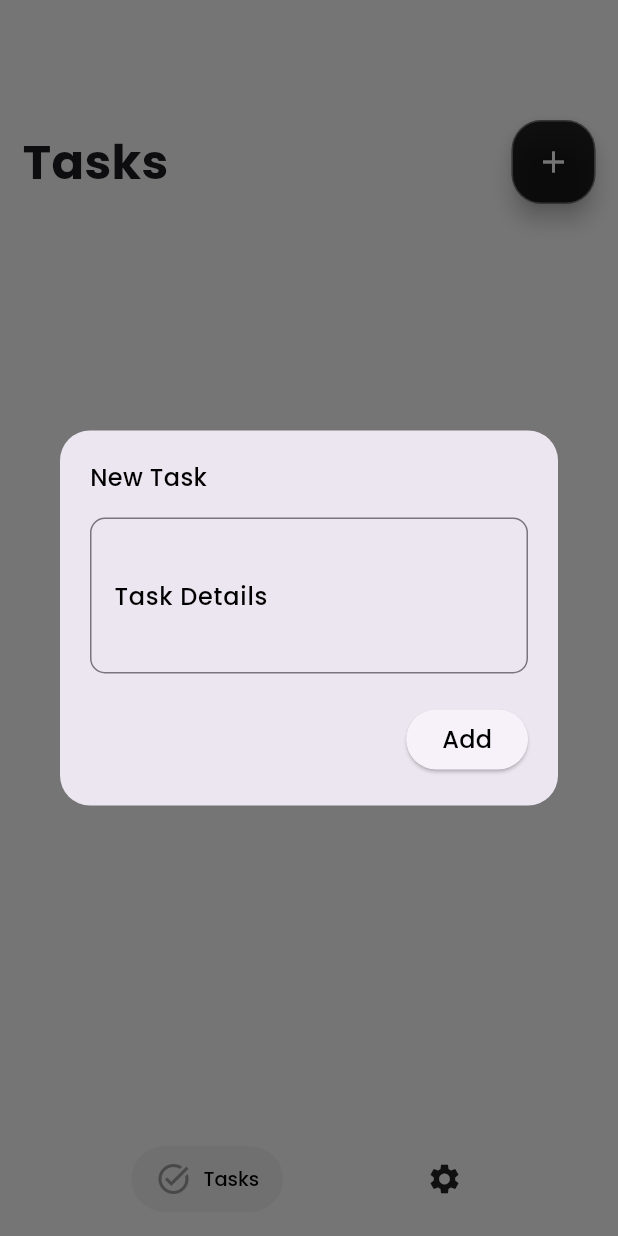
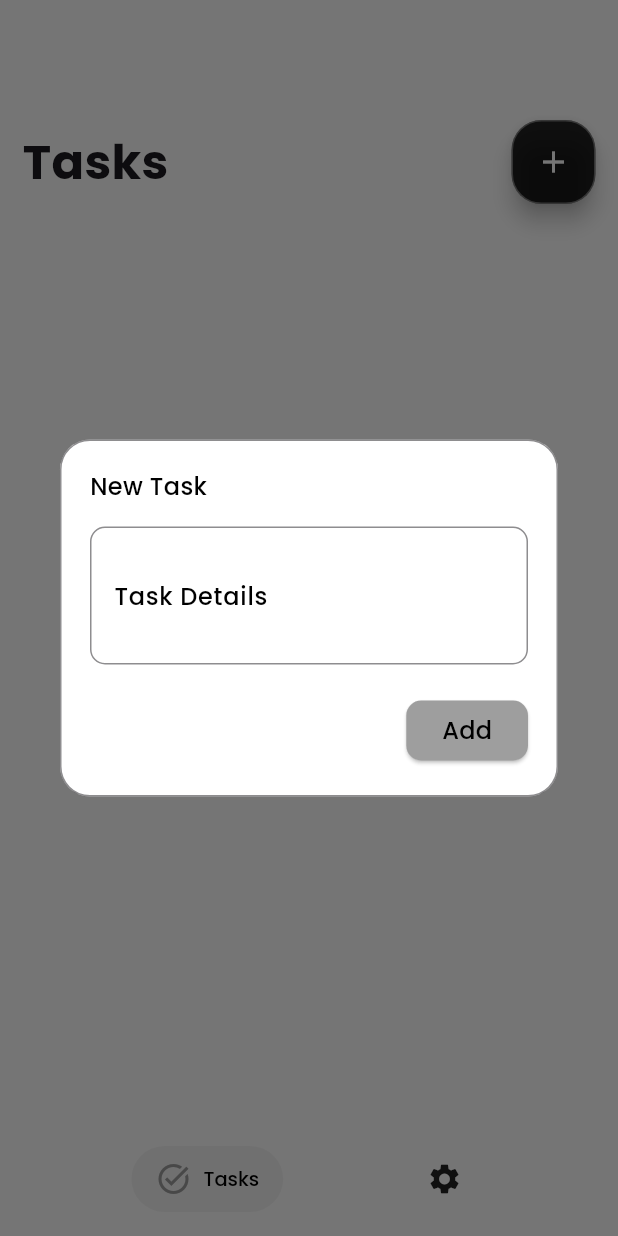
Before and after one commit to tahirdotdev-tdd/task_app, a Flutter app: the screen it shows after launch, after a tap on the "add" icon, on a phone screen of 412 x 824 dp. Run offline on Flutter 3.47's test engine with Material 3 defaults, Android fonts, the phone set to English and light mode, and no system bars; drawn by our look-alikes of salomon_bottom_bar; our stand-ins replace cloud_firestore, connectivity_plus, firebase_core, fluttertoast, google_fonts; accounts and stored records are empty.

Commit message:
Added internet permissions in my app for better user exp

```diff
--- a/lib/main.dart
+++ b/lib/main.dart
@@ -2,16 +2,22 @@ import 'package:firebase_core/firebase_core.dart';
 import 'package:flutter/material.dart';
 import 'package:provider/provider.dart';
 import 'package:task_app/providers/theme_provider.dart';
+import 'package:task_app/screens/home_page.dart';
 import 'package:task_app/screens/splash_screen.dart';
 import 'package:task_app/styles/themes.dart';
+import 'package:task_app/utils/internet_checker.dart';
 
 void main() async {
   WidgetsFlutterBinding.ensureInitialized();
   await Firebase.initializeApp();
-  runApp(ChangeNotifierProvider(
-    create: (context) => ThemeProvider(),
-    child: const MyApp(),
-  ));
+  runApp(
+    ChangeNotifierProvider(
+      create: (context) => ThemeProvider(),
+      child: const InternetChecker( // ⬅️ Wrap your app here
+        child: MyApp(),
+      ),
+    ),
+  );
 }
 
 class MyApp extends StatelessWidget {
@@ -24,7 +30,7 @@ class MyApp extends StatelessWidget {
       darkTheme: darkTheme,
       themeMode: themeProvider.themeMode,
       debugShowCheckedModeBanner: false,
-      home: const SplashScreen(),
+      home:  const SplashScreen(),
     );
   }
 }
--- a/lib/screens/home_page.dart
+++ b/lib/screens/home_page.dart
@@ -3,6 +3,8 @@ import 'package:salomon_bottom_bar/salomon_bottom_bar.dart';
 import 'package:task_app/screens/settings_page.dart';
 import 'package:task_app/screens/task_page.dart';
 import 'package:task_app/styles/text_styles.dart';
+import 'package:task_app/utils/internet_checker.dart';
+import 'package:connectivity_plus/connectivity_plus.dart';
 
 class HomePage extends StatefulWidget {
   const HomePage({super.key});
@@ -13,6 +15,7 @@ class HomePage extends StatefulWidget {
 
 class _HomePageState extends State<HomePage> {
   int _currentIndex = 0;
+  bool _dialogShown = false;
 
   final List<Widget> _pages = const [
     TaskPage(key: ValueKey('Tasks')),
@@ -20,10 +23,55 @@ class _HomePageState extends State<HomePage> {
   ];
 
   @override
+  void initState() {
+    super.initState();
+    _checkInitialConnectivity();
+    Connectivity().onConnectivityChanged.listen((result) {
+      final hasConnection = result != ConnectivityResult.none;
+      if (!hasConnection && !_dialogShown) {
+        _showNoInternetDialog();
+      } else if (hasConnection && _dialogShown) {
+        Navigator.of(context, rootNavigator: true).pop();
+        _dialogShown = false;
+      }
+    });
+  }
+
+  Future<void> _checkInitialConnectivity() async {
+    bool connected = await InternetChecker.isConnected();
+    if (!connected && !_dialogShown) {
+      _showNoInternetDialog();
+    }
+  }
+
+  void _showNoInternetDialog() {
+    _dialogShown = true;
+    showDialog(
+      context: context,
+      barrierDismissible: false,
+      builder: (context) => AlertDialog(
+        title: const Text('No Internet Connection'),
+        content: const Text('Please connect to the internet and retry.'),
+        actions: [
+          TextButton(
+            onPressed: () async {
+              final connected = await InternetChecker.isConnected();
+              if (connected) {
+                Navigator.of(context).pop();
+                _dialogShown = false;
+              }
+            },
+            child: const Text('Retry'),
+          )
+        ],
+      ),
+    );
+  }
+
+  @override
   Widget build(BuildContext context) {
     return Scaffold(
       body: IndexedStack(index: _currentIndex, children: _pages),
-
       bottomNavigationBar: Padding(
         padding: const EdgeInsets.only(bottom: 8.0),
         child: SalomonBottomBar(
--- a/lib/screens/task_page.dart
+++ b/lib/screens/task_page.dart
@@ -27,13 +27,14 @@ class _TaskPageState extends State<TaskPage> {
       context: context,
       builder: (context) {
         return Dialog(
+          backgroundColor: Theme.of(context).scaffoldBackgroundColor,
           shape: RoundedRectangleBorder(
+            side: BorderSide(width: 1, color: Theme.of(context).colorScheme.onSurface.withOpacity(0.5)),
             borderRadius: BorderRadius.circular(20),
           ),
           child: Padding(
             padding: const EdgeInsets.all(20),
             child: SingleChildScrollView(
-              // Avoid overflow
               child: Column(
                 mainAxisSize: MainAxisSize.min,
                 crossAxisAlignment: CrossAxisAlignment.start,
@@ -43,11 +44,22 @@ class _TaskPageState extends State<TaskPage> {
                   TextField(
                     controller: _taskController,
                     maxLines: 3,
+                    style: Theme.of(context).textTheme.bodyMedium,
                     decoration: InputDecoration(
                       labelText: "Task Details",
                       labelStyle: secHead(context),
-                      border: OutlineInputBorder(
+                      enabledBorder: OutlineInputBorder(
                         borderRadius: BorderRadius.circular(10),
+                        borderSide: BorderSide(
+                          color: Theme.of(context).colorScheme.onSurface.withOpacity(0.5),
+                        ),
+                      ),
+                      focusedBorder: OutlineInputBorder(
+                        borderRadius: BorderRadius.circular(10),
+                        borderSide: BorderSide(
+                          color: Theme.of(context).colorScheme.primary,
+                          width: 2,
+                        ),
                       ),
                     ),
                   ),
@@ -55,17 +67,22 @@ class _TaskPageState extends State<TaskPage> {
                   Align(
                     alignment: Alignment.centerRight,
                     child: ElevatedButton(
+                      style: ElevatedButton.styleFrom(
+                        backgroundColor: Colors.grey,
+                        foregroundColor: Colors.black54,
+                        shape: RoundedRectangleBorder(
+                          borderRadius: BorderRadius.circular(10),
+                        ),
+                      ),
                       onPressed: () async {
                         final task = _taskController.text.trim();
                         if (task.isEmpty) return;
 
-                        await FirebaseFirestore.instance
-                            .collection('tasks')
-                            .add({
-                              'task': task,
-                              'isDone': false,
-                              'createdAt': Timestamp.now(),
-                            });
+                        await FirebaseFirestore.instance.collection('tasks').add({
+                          'task': task,
+                          'isDone': false,
+                          'createdAt': Timestamp.now(),
+                        });
 
                         Navigator.pop(context);
                       },
@@ -77,6 +94,7 @@ class _TaskPageState extends State<TaskPage> {
             ),
           ),
         );
+
       },
     );
   }
@@ -123,10 +141,11 @@ class _TaskPageState extends State<TaskPage> {
                   .orderBy('createdAt', descending: true)
                   .snapshots(),
               builder: (context, snapshot) {
-                if (snapshot.hasError)
+                if (snapshot.hasError) {
                   return Center(
                     child: Text("Error loading tasks", style: secHead(context)),
                   );
+                }
                 if (snapshot.connectionState == ConnectionState.waiting) {
                   return const Center(child: CircularProgressIndicator());
                 }
--- /dev/null
+++ b/lib/utils/internet_checker.dart
@@ -0,0 +1,71 @@
+import 'package:connectivity_plus/connectivity_plus.dart';
+import 'package:flutter/material.dart';
+
+class InternetChecker extends StatefulWidget {
+  final Widget child;
+  const InternetChecker({super.key, required this.child});
+
+  static Future<bool> isConnected() async {
+    final result = await Connectivity().checkConnectivity();
+    return result != ConnectivityResult.none;
+  }
+
+  @override
+  State<InternetChecker> createState() => _InternetCheckerState();
+}
+
+class _InternetCheckerState extends State<InternetChecker> {
+  bool _isConnected = true;
+  bool _dialogShown = false;
+
+  @override
+  void initState() {
+    super.initState();
+    _checkInitialConnectivity();
+    Connectivity().onConnectivityChanged.listen((result) {
+      final hasConnection = result != ConnectivityResult.none;
+      if (!hasConnection && !_dialogShown) {
+        _showNoInternetDialog();
+      } else if (hasConnection && _dialogShown) {
+        Navigator.of(context, rootNavigator: true).pop();
+        _dialogShown = false;
+      }
+    });
+  }
+
+  Future<void> _checkInitialConnectivity() async {
+    bool connected = await InternetChecker.isConnected();
+    if (!connected && !_dialogShown) {
+      _showNoInternetDialog();
+    }
+  }
+
+  void _showNoInternetDialog() {
+    _dialogShown = true;
+    showDialog(
+      context: context,
+      barrierDismissible: false,
+      builder: (_) => AlertDialog(
+        title: const Text('No Internet Connection'),
+        content: const Text('Please connect to the internet and retry.'),
+        actions: [
+          TextButton(
+            onPressed: () async {
+              final connected = await InternetChecker.isConnected();
+              if (connected) {
+                Navigator.of(context).pop();
+                _dialogShown = false;
+              }
+            },
+            child: const Text('Retry'),
+          ),
+        ],
+      ),
+    );
+  }
+
+  @override
+  Widget build(BuildContext context) {
+    return widget.child;
+  }
+}
--- a/pubspec.yaml
+++ b/pubspec.yaml
@@ -42,6 +42,7 @@ dependencies:
   google_fonts: ^6.2.1
   url_launcher: ^6.3.1
   fluttertoast: ^8.2.12
+  connectivity_plus: ^6.1.4
 
 dev_dependencies:
   flutter_test:
```
Also changed, not shown: pubspec.lock.
